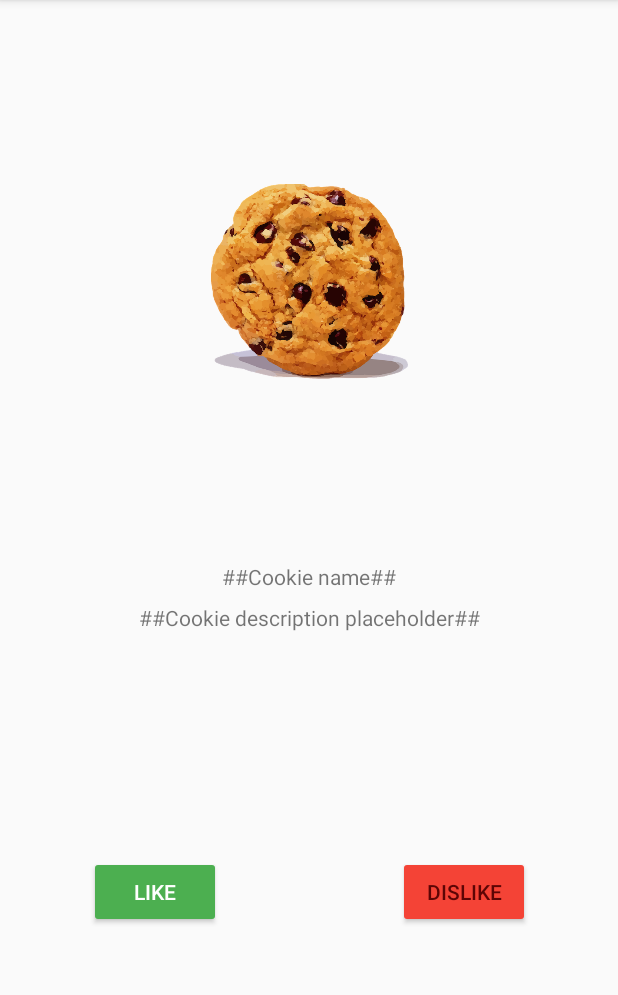
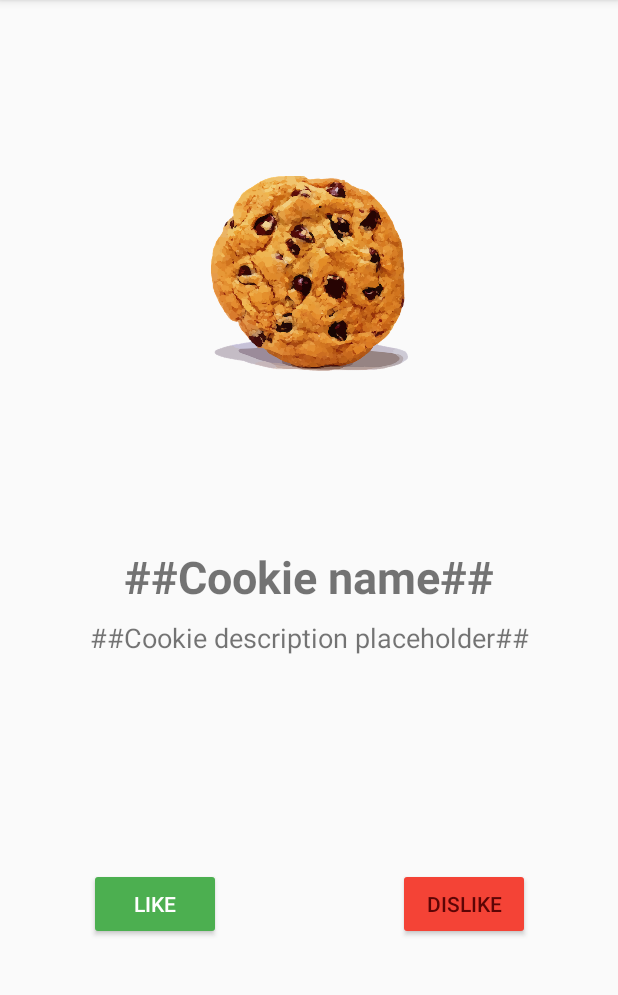
Before and after one commit to lgvalle/androidkotlinworkshop, an Android app: the screen it shows after launch (MainActivity), on a phone screen of 412 x 824 dp, the part 84-1079 px from its top. Run offline under Robolectric (Android 15) with nearby library versions, the phone set to English and light mode, and no system bars.

Commit message:
Add style for cookie name and desc

```diff
--- a/app/src/main/res/layout/activity_main.xml
+++ b/app/src/main/res/layout/activity_main.xml
@@ -11,6 +11,8 @@
         android:layout_width="wrap_content"
         android:layout_height="wrap_content"
         android:text="@string/cookie_name_placeholder"
+        android:textSize="30sp"
+        android:textStyle="bold"
         app:layout_constraintBottom_toBottomOf="parent"
         app:layout_constraintLeft_toLeftOf="parent"
         app:layout_constraintRight_toRightOf="parent"
@@ -42,6 +44,7 @@
         android:layout_marginTop="8dp"
         android:layout_marginEnd="8dp"
         android:text="@string/cookie_description_placeholder"
+        android:textSize="18sp"
         app:layout_constraintEnd_toEndOf="parent"
         app:layout_constraintStart_toStartOf="parent"
         app:layout_constraintTop_toBottomOf="@+id/cookieName" />
```
